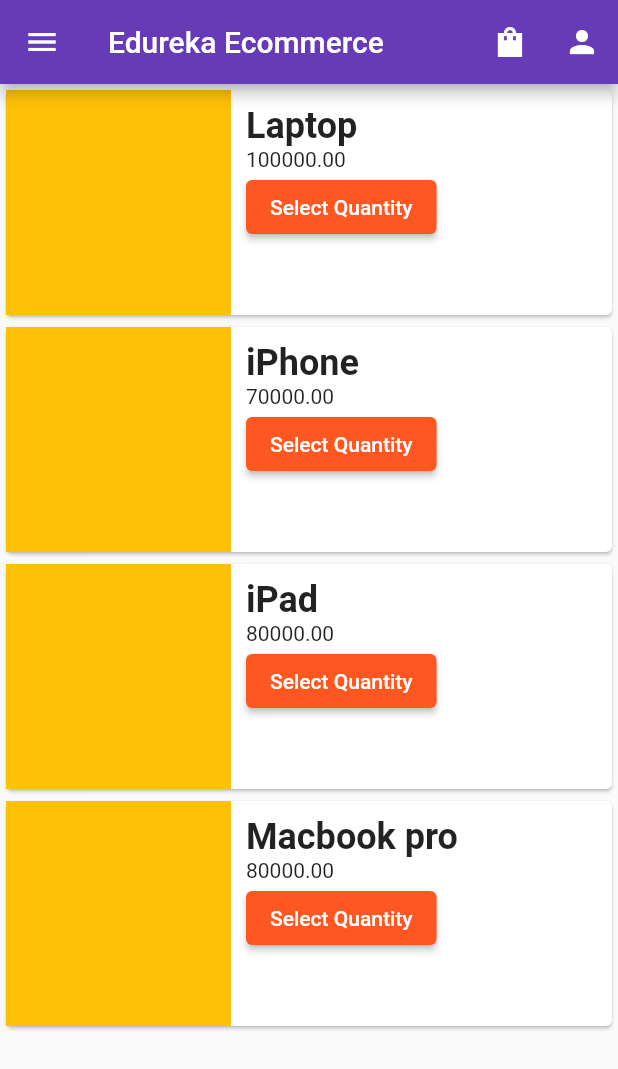
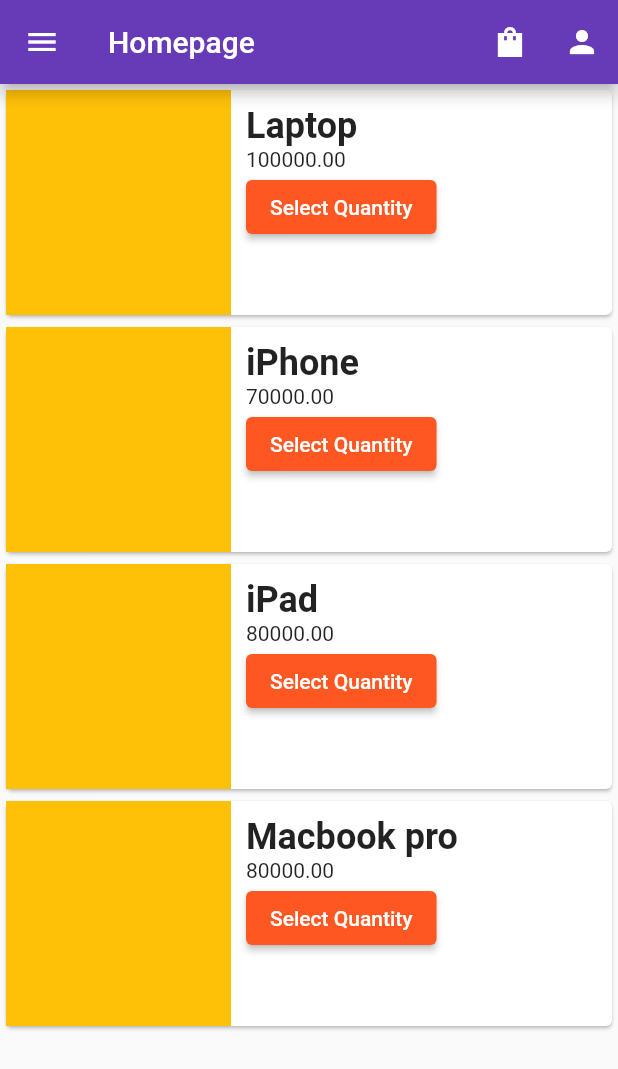
Before and after one commit to frontenddevtrainer/flutter-learning-mar29, a Flutter app: the screen it shows after launch, on a phone screen of 412 x 824 dp. Shown: the top 1069 px of the screen. Run offline on Flutter 3.47's test engine with Material 2 defaults, Android fonts, the phone set to English and light mode, and no system bars.

```diff
--- a/lib/main.dart
+++ b/lib/main.dart
@@ -1,5 +1,6 @@
 import "package:flutter/material.dart";
 import "./widgets/HomeScreen.dart";
+import "./widgets/CartScreen.dart";
 
 void main() {
   runApp(Application());
@@ -12,6 +13,13 @@ class Application extends StatelessWidget {
         title: "Edureka Ecommerce",
         theme: ThemeData(primarySwatch: Colors.deepOrange),
         // gets replaced with router in later session. this is the default screen to load.
-        home: HomeScreen());
+        // home: HomeScreen()
+        initialRoute: "/",
+        routes: {
+          "/" :(context) => HomeScreen(),
+          "/cart" :(context) => CartScreen(),
+        }
+    );
+
   }
 }
--- /dev/null
+++ b/lib/widgets/EduAppBar.dart
@@ -0,0 +1,33 @@
+import 'package:flutter/material.dart';
+
+class EduAppBar extends StatelessWidget with PreferredSizeWidget {
+  final String title;
+
+  const EduAppBar({required this.title}) : super();
+
+  @override
+  Widget build(BuildContext context) {
+    return AppBar(
+      title: Text(title),
+      backgroundColor: Colors.deepPurple,
+      // centerTitle: true,
+      actions: [
+        IconButton(
+            onPressed: () {}, icon: const Icon(Icons.shopping_bag_sharp)),
+        IconButton(onPressed: () {}, icon: const Icon(Icons.person))
+      ],
+      leading: Builder(
+        builder: (context) {
+          return IconButton(
+              onPressed: () {
+                Scaffold.of(context).openDrawer();
+              },
+              icon: const Icon(Icons.menu));
+        },
+      ),
+    );
+  }
+
+  @override
+  Size get preferredSize => const Size.fromHeight(kToolbarHeight);
+}
--- a/lib/widgets/HomeScreen.dart
+++ b/lib/widgets/HomeScreen.dart
@@ -1,6 +1,7 @@
 import 'package:edu_ecommerce/models/Product.dart';
 import 'package:flutter/material.dart';
 
+import 'EduAppBar.dart';
 import 'ProductList.dart';
 
 class HomeScreen extends StatelessWidget {
@@ -14,25 +15,7 @@ class HomeScreen extends StatelessWidget {
   @override
   Widget build(BuildContext context) {
     return Scaffold(
-      appBar: AppBar(
-        title: const Text("Edureka Ecommerce"),
-        backgroundColor: Colors.deepPurple,
-        // centerTitle: true,
-        actions: [
-          IconButton(
-              onPressed: () {}, icon: const Icon(Icons.shopping_bag_sharp)),
-          IconButton(onPressed: () {}, icon: const Icon(Icons.person))
-        ],
-        leading: Builder(
-          builder: (context) {
-            return IconButton(
-                onPressed: () {
-                  Scaffold.of(context).openDrawer();
-                },
-                icon: const Icon(Icons.menu));
-          },
-        ),
-      ),
+      appBar: const EduAppBar(title: "Homepage"),
       body: ProductList(
         products: products,
       ),
@@ -49,7 +32,7 @@ class HomeScreen extends StatelessWidget {
             ),
             ListTile(
               title: const Text("Cart"),
-              onTap: () {},
+              onTap: () { Navigator.pushNamed(context, "/cart"); },
             ),
             ListTile(
               title: const Text("Setting"),
```
Also changed, not shown: lib/widgets/CartScreen.dart (added, +16 -0 lines).
